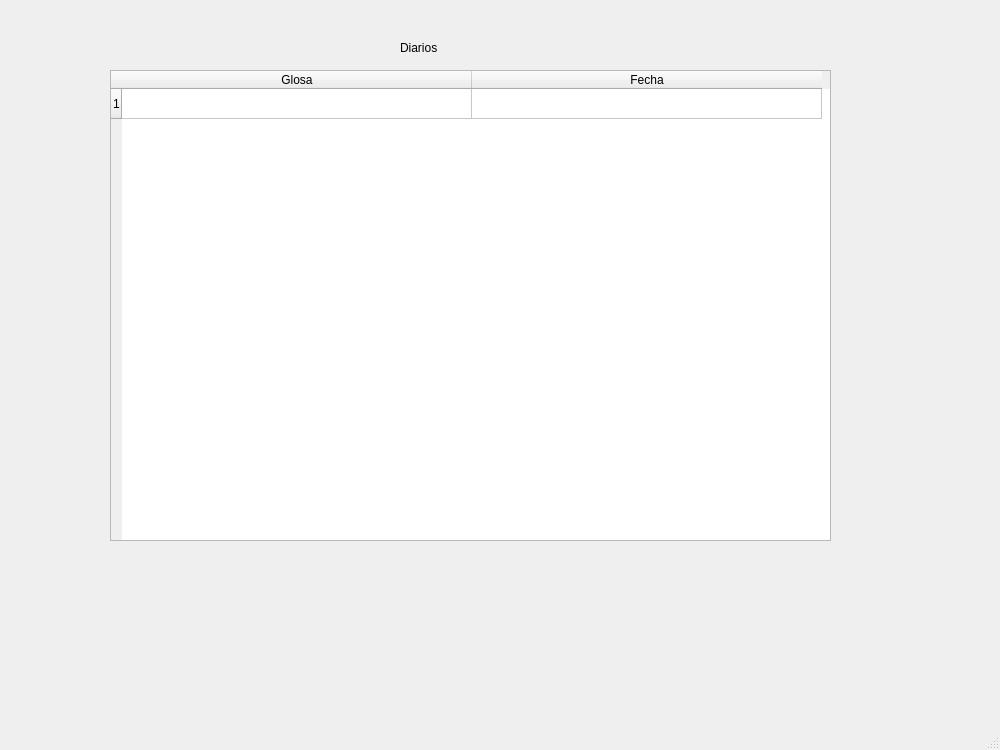
sebastiansc10/PC2-SISTEMAYGESTIONFINANCIERA, file untitled.ui: the form before one commit.
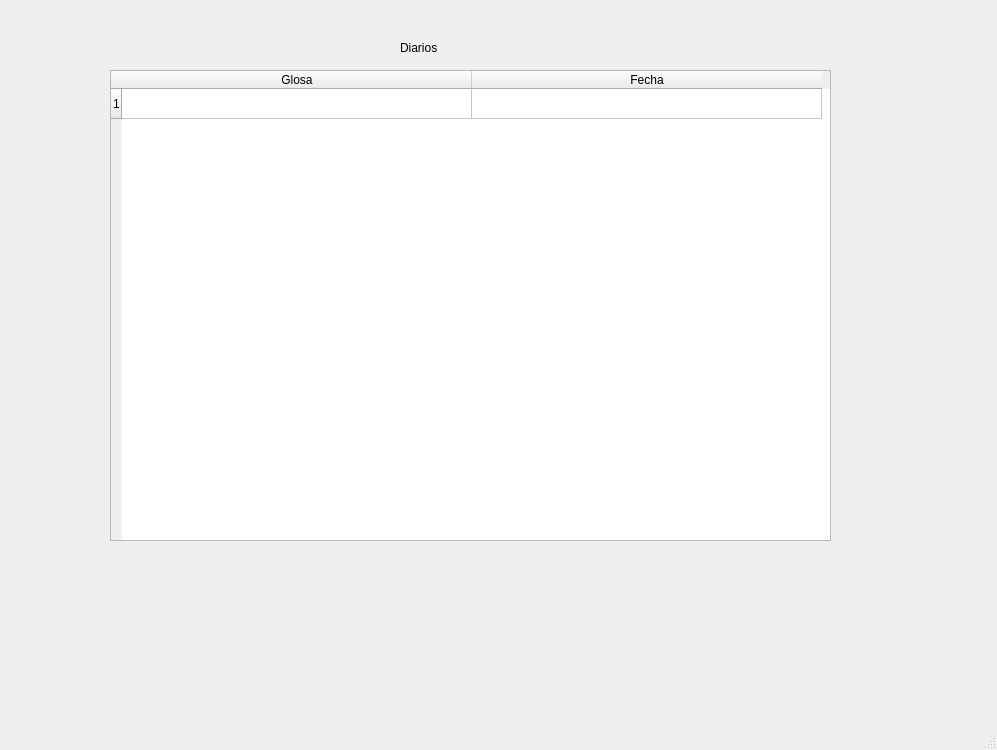
The form after the commit.

Commit message: Inicio de interfaz Tabla Diarios

```diff
--- a/untitled.ui
+++ b/untitled.ui
@@ -6,7 +6,7 @@
    <rect>
     <x>0</x>
     <y>0</y>
-    <width>1000</width>
+    <width>997</width>
     <height>750</height>
    </rect>
   </property>
```
The commit also changes 1 other file.
